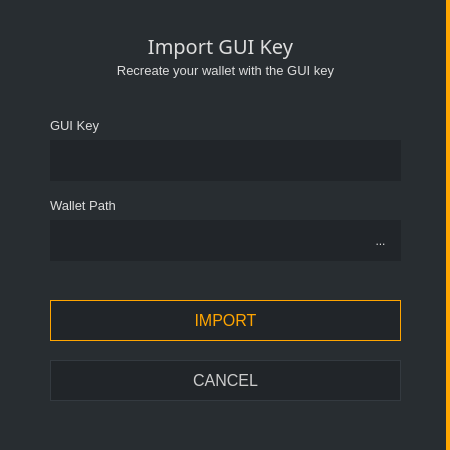
First picture: the form in src/gui/ui/importkeydialog.ui, repository ConcealNetwork/conceal-desktop, before the edit.
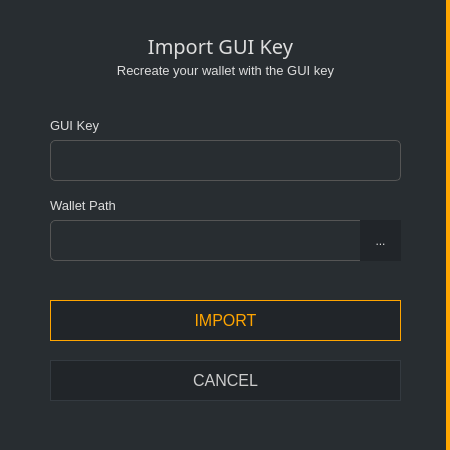
Second picture: the form after the edit.

```diff
--- a/src/gui/ui/importkeydialog.ui
+++ b/src/gui/ui/importkeydialog.ui
@@ -107,14 +107,11 @@
       <property name="font">
        <font>
         <family>Raleway</family>
-        <pointsize>9</pointsize>
+        <pointsize>-1</pointsize>
        </font>
       </property>
       <property name="styleSheet">
-       <string notr="true">background-color: #212529;
-border-right: 0px;
-color: #e5e5e5;
-padding: 5px;</string>
+       <string notr="true">padding: 3px; border: 1px solid #555; border-radius: 5px; font-family: 'Raleway'; font-size: 14px; color: #aaa;</string>
       </property>
      </widget>
      <widget class="QLabel" name="label_2">
@@ -156,14 +153,11 @@
       <property name="font">
        <font>
         <family>Raleway</family>
-        <pointsize>9</pointsize>
+        <pointsize>-1</pointsize>
        </font>
       </property>
       <property name="styleSheet">
-       <string notr="true">background-color: #212529;
-border-right: 0px;
-color: #e5e5e5;
-padding: 5px;</string>
+       <string notr="true">padding: 3px; border: 1px solid #555; border-radius: 5px; font-family: 'Raleway'; font-size: 14px; color: #aaa;</string>
       </property>
      </widget>
      <widget class="QToolButton" name="m_selectPathButton">
```
